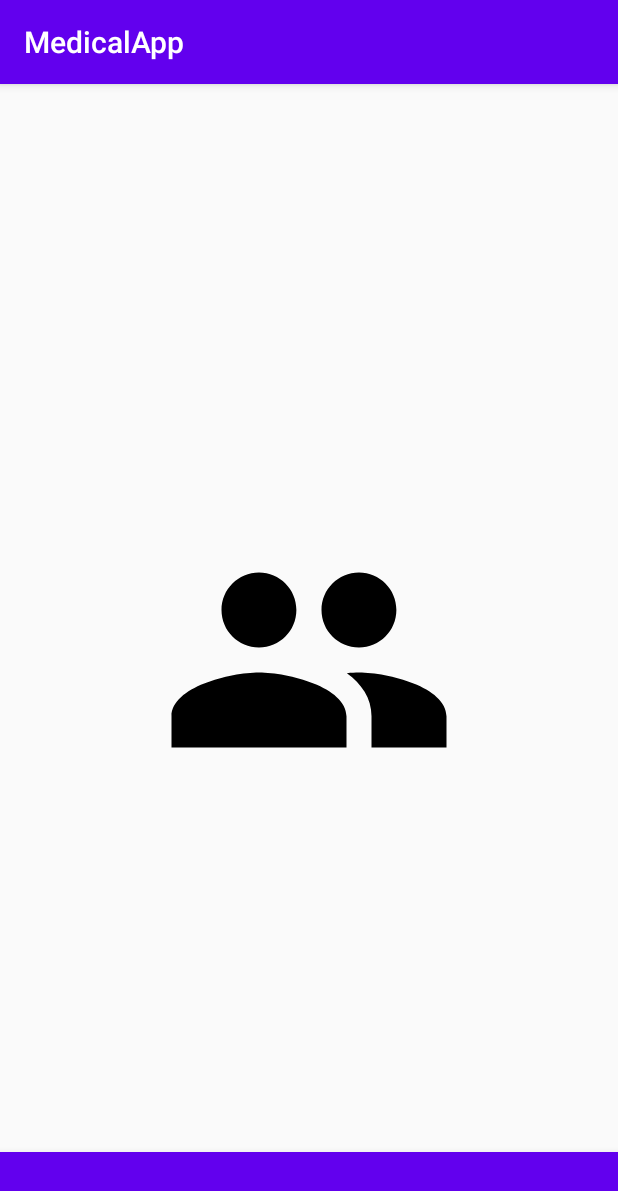
After one commit to vaguduguntla/MedicalApp, an Android app: the fragment MyNetworkFragment placed in its activity, on a phone screen of 412 x 824 dp. The commit adds this screen. Shown: the top 1191 px of the screen. Run offline under Robolectric (Android 15) with nearby library versions, the phone set to English and light mode, and no system bars.

Commit message:
some changes

```diff
--- /dev/null
+++ b/app/src/main/java/com/example/medicalapp/fragments/MyNetworkFragment.java
@@ -0,0 +1,63 @@
+package com.example.medicalapp.fragments;
+
+import android.os.Bundle;
+import androidx.fragment.app.Fragment;
+import android.view.LayoutInflater;
+import android.view.View;
+import android.view.ViewGroup;
+
+import com.example.medicalapp.R;
+
+/**
+ * A simple {@link Fragment} subclass.
+ * Use the {@link MyNetworkFragment#newInstance} factory method to
+ * create an instance of this fragment.
+ */
+public class MyNetworkFragment extends Fragment {
+  // TODO: Rename parameter arguments, choose names that match
+  // the fragment initialization parameters, e.g. ARG_ITEM_NUMBER
+  private static final String ARG_PARAM1 = "param1";
+  private static final String ARG_PARAM2 = "param2";
+
+  // TODO: Rename and change types of parameters
+  private String mParam1;
+  private String mParam2;
+
+  public MyNetworkFragment() {
+    // Required empty public constructor
+  }
+
+  /**
+   * Use this factory method to create a new instance of
+   * this fragment using the provided parameters.
+   *
+   * @param param1 Parameter 1.
+   * @param param2 Parameter 2.
+   * @return A new instance of fragment NotificationFragment.
+   */
+  // TODO: Rename and change types and number of parameters
+  public static MyNetworkFragment newInstance(String param1, String param2) {
+    MyNetworkFragment fragment = new MyNetworkFragment();
+    Bundle args = new Bundle();
+    args.putString(ARG_PARAM1, param1);
+    args.putString(ARG_PARAM2, param2);
+    fragment.setArguments(args);
+    return fragment;
+  }
+
+  @Override
+  public void onCreate(Bundle savedInstanceState) {
+    super.onCreate(savedInstanceState);
+    if (getArguments() != null) {
+      mParam1 = getArguments().getString(ARG_PARAM1);
+      mParam2 = getArguments().getString(ARG_PARAM2);
+    }
+  }
+
+  @Override
+  public View onCreateView(LayoutInflater inflater, ViewGroup container,
+      Bundle savedInstanceState) {
+    // Inflate the layout for this fragment
+    return inflater.inflate(R.layout.fragment_my_network,container,false);
+  }
+}
--- /dev/null
+++ b/app/src/main/res/layout/fragment_my_network.xml
@@ -0,0 +1,17 @@
+<?xml version="1.0" encoding="utf-8"?>
+<FrameLayout xmlns:android="http://schemas.android.com/apk/res/android"
+    xmlns:tools="http://schemas.android.com/tools"
+    android:layout_width="match_parent"
+    android:layout_height="match_parent"
+    tools:context=".fragments.MyNetworkFragment"
+    >
+
+
+  <ImageView
+      android:id="@+id/imageView"
+      android:layout_width="200dp"
+      android:layout_height="200dp"
+      android:layout_gravity="center"
+      android:src="@drawable/network_menu_item"
+      />
+</FrameLayout>
```
Also changed, not shown: app/src/main/java/com/example/medicalapp/MainActivity.kt (+19 -8 lines), app/src/main/java/com/example/medicalapp/fragments/MyPatientsFragment.java (added, +63 -0 lines), app/src/main/java/com/example/medicalapp/fragments/MyProfileFragment.java (added, +63 -0 lines), app/src/main/res/layout/fragment_my_patients.xml (added, +18 -0 lines), app/src/main/res/layout/fragment_my_profile.xml (added, +17 -0 lines).
